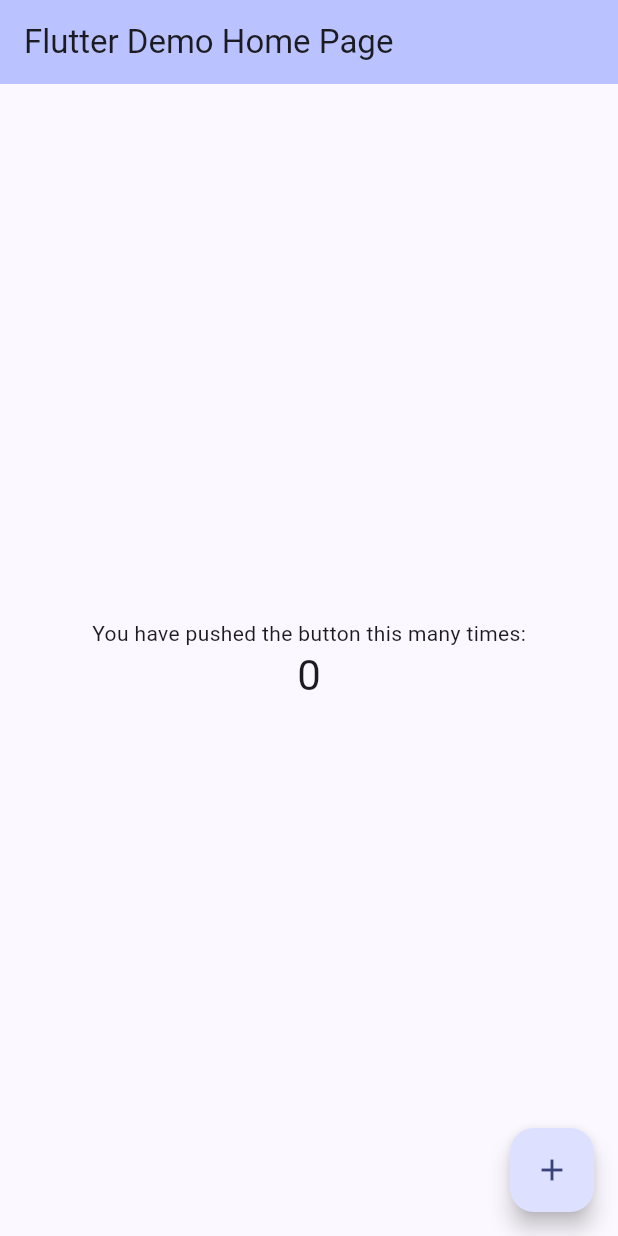
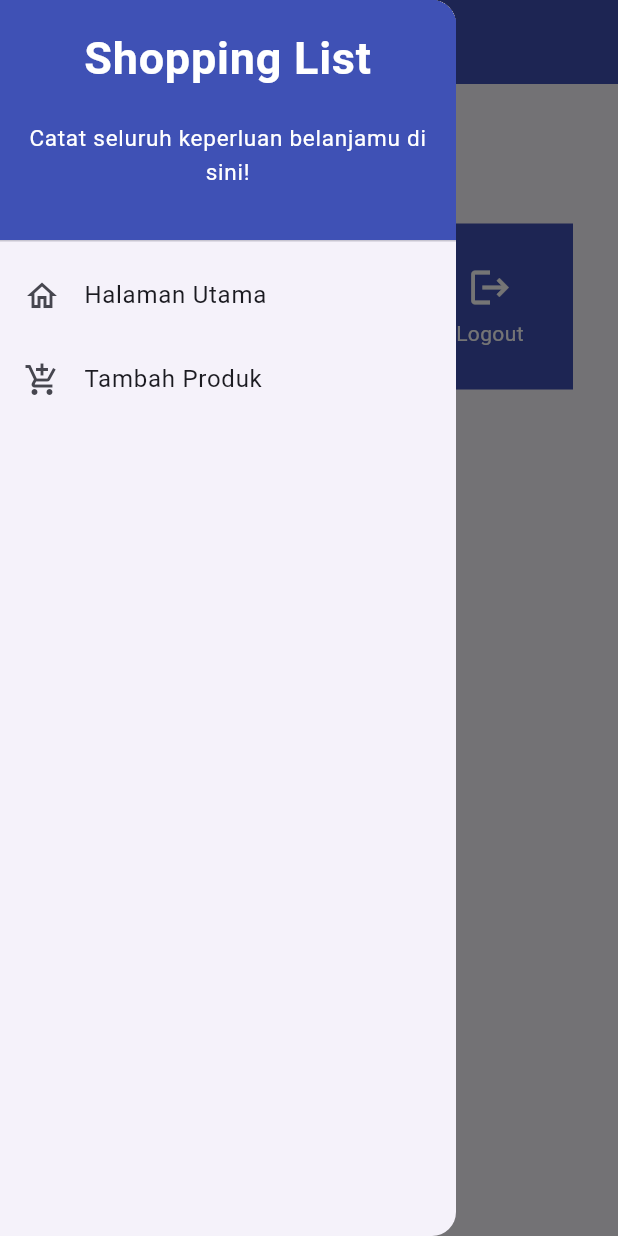
Before and after one commit to sekargandesdianti/shopping-list-mobile, a Flutter app: the screen it shows after launch, with the side drawer open (before the commit the screen has no drawer), on a phone screen of 412 x 824 dp. Run offline on Flutter 3.47's test engine with Material 2 defaults, Android fonts, the phone set to English and light mode, and no system bars.

Commit message:
Tutorial 7 Selesai

```diff
--- a/lib/main.dart
+++ b/lib/main.dart
@@ -1,5 +1,6 @@
 import 'package:flutter/material.dart';
-import 'package:shopping_list/menu.dart';
+import 'package:shopping_list/screens/menu.dart';
+import 'package:shopping_list/widgets/left_drawer.dart';
 
 void main() {
   runApp(const MyApp());
@@ -14,113 +15,10 @@ class MyApp extends StatelessWidget {
     return MaterialApp(
       title: 'Flutter Demo',
       theme: ThemeData(
-        // This is the theme of your application.
-        //
-        // TRY THIS: Try running your application with "flutter run". You'll see
-        // the application has a blue toolbar. Then, without quitting the app,
-        // try changing the seedColor in the colorScheme below to Colors.green
-        // and then invoke "hot reload" (save your changes or press the "hot
-        // reload" button in a Flutter-supported IDE, or press "r" if you used
-        // the command line to start the app).
-        //
-        // Notice that the counter didn't reset back to zero; the application
-        // state is not lost during the reload. To reset the state, use hot
-        // restart instead.
-        //
-        // This works for code too, not just values: Most code changes can be
-        // tested with just a hot reload.
         colorScheme: ColorScheme.fromSeed(seedColor: Colors.indigo),
         useMaterial3: true,
       ),
-      home: const MyHomePage(title: 'Flutter Demo Home Page'),
+      home: MyHomePage(),
     );
   }
 }
-
-class MyHomePage extends StatefulWidget {
-  const MyHomePage({super.key, required this.title});
-
-  // This widget is the home page of your application. It is stateful, meaning
-  // that it has a State object (defined below) that contains fields that affect
-  // how it looks.
-
-  // This class is the configuration for the state. It holds the values (in this
-  // case the title) provided by the parent (in this case the App widget) and
-  // used by the build method of the State. Fields in a Widget subclass are
-  // always marked "final".
-
-  final String title;
-
-  @override
-  State<MyHomePage> createState() => _MyHomePageState();
-}
-
-class _MyHomePageState extends State<MyHomePage> {
-  int _counter = 0;
-
-  void _incrementCounter() {
-    setState(() {
-      // This call to setState tells the Flutter framework that something has
-      // changed in this State, which causes it to rerun the build method below
-      // so that the display can reflect the updated values. If we changed
-      // _counter without calling setState(), then the build method would not be
-      // called again, and so nothing would appear to happen.
-      _counter++;
-    });
-  }
-
-  @override
-  Widget build(BuildContext context) {
-    // This method is rerun every time setState is called, for instance as done
-    // by the _incrementCounter method above.
-    //
-    // The Flutter framework has been optimized to make rerunning build methods
-    // fast, so that you can just rebuild anything that needs updating rather
-    // than having to individually change instances of widgets.
-    return Scaffold(
-      appBar: AppBar(
-        // TRY THIS: Try changing the color here to a specific color (to
-        // Colors.amber, perhaps?) and trigger a hot reload to see the AppBar
-        // change color while the other colors stay the same.
-        backgroundColor: Theme.of(context).colorScheme.inversePrimary,
-        // Here we take the value from the MyHomePage object that was created by
-        // the App.build method, and use it to set our appbar title.
-        title: Text(widget.title),
-      ),
-      body: Center(
-        // Center is a layout widget. It takes a single child and positions it
-        // in the middle of the parent.
-        child: Column(
-          // Column is also a layout widget. It takes a list of children and
-          // arranges them vertically. By default, it sizes itself to fit its
-          // children horizontally, and tries to be as tall as its parent.
-          //
-          // Column has various properties to control how it sizes itself and
-          // how it positions its children. Here we use mainAxisAlignment to
-          // center the children vertically; the main axis here is the vertical
-          // axis because Columns are vertical (the cross axis would be
-          // horizontal).
-          //
-          // TRY THIS: Invoke "debug painting" (choose the "Toggle Debug Paint"
-          // action in the IDE, or press "p" in the console), to see the
-          // wireframe for each widget.
-          mainAxisAlignment: MainAxisAlignment.center,
-          children: <Widget>[
-            const Text(
-              'You have pushed the button this many times:',
-            ),
-            Text(
-              '$_counter',
-              style: Theme.of(context).textTheme.headlineMedium,
-            ),
-          ],
-        ),
-      ),
-      floatingActionButton: FloatingActionButton(
-        onPressed: _incrementCounter,
-        tooltip: 'Increment',
-        child: const Icon(Icons.add),
-      ), // This trailing comma makes auto-formatting nicer for build methods.
-    );
-  }
-}
--- a/lib/menu.dart
+++ b/lib/screens/menu.dart
@@ -1,4 +1,6 @@
 import 'package:flutter/material.dart';
+import 'package:shopping_list/widgets/left_drawer.dart';
+import 'package:shopping_list/screens/shoplist_form.dart';
 
 class MyHomePage extends StatelessWidget {
   MyHomePage({Key? key}) : super(key: key);
@@ -8,7 +10,6 @@ class MyHomePage extends StatelessWidget {
     ShopItem("Tambah Produk", Icons.add_shopping_cart),
     ShopItem("Logout", Icons.logout),
   ];
-
 
   @override
   Widget build(BuildContext context) {
@@ -23,7 +24,10 @@ class MyHomePage extends StatelessWidget {
         title: const Text(
           'Shopping List',
         ),
+        backgroundColor: Colors.indigo,
+        foregroundColor: Colors.white,
       ),
+      drawer: const LeftDrawer(),
       body: SingleChildScrollView(
         // Widget wrapper yang dapat discroll
         child: Padding(
@@ -89,6 +93,10 @@ class ShopCard extends StatelessWidget {
             ..hideCurrentSnackBar()
             ..showSnackBar(SnackBar(
                 content: Text("Kamu telah menekan tombol ${item.name}!")));
+          if (item.name == "Tambah Produk") {
+            Navigator.push(context,
+                MaterialPageRoute(builder: (context) => const ShopFormPage()));
+          }
         },
         child: Container(
           // Container untuk menyimpan Icon dan Text
--- /dev/null
+++ b/lib/widgets/left_drawer.dart
@@ -0,0 +1,69 @@
+import 'package:flutter/material.dart';
+import 'package:shopping_list/screens/menu.dart';
+import 'package:shopping_list/screens/shoplist_form.dart';
+
+class LeftDrawer extends StatelessWidget {
+  const LeftDrawer({super.key});
+
+  @override
+  Widget build(BuildContext context) {
+    return Drawer(
+      child: ListView(
+        children: [
+          const DrawerHeader(
+            decoration: BoxDecoration(
+              color: Colors.indigo,
+            ),
+            child: Column(
+              children: [
+                Text(
+                  'Shopping List',
+                  textAlign: TextAlign.center,
+                  style: TextStyle(
+                    fontSize: 30,
+                    fontWeight: FontWeight.bold,
+                    color: Colors.white,
+                  ),
+                ),
+                Padding(padding: EdgeInsets.all(10)),
+                Text(
+                  "Catat seluruh keperluan belanjamu di sini!",
+                  textAlign: TextAlign.center,
+                  style: TextStyle(
+                    fontSize: 15,
+                    fontWeight: FontWeight.normal,
+                    color: Colors.white,
+                  ),
+                ),
+              ],
+            ),
+          ),
+          ListTile(
+            leading: const Icon(Icons.home_outlined),
+            title: const Text('Halaman Utama'),
+            // Bagian redirection ke MyHomePage
+            onTap: () {
+              Navigator.pushReplacement(
+                  context,
+                  MaterialPageRoute(
+                    builder: (context) => MyHomePage(),
+                  ));
+            },
+          ),
+          ListTile(
+            leading: const Icon(Icons.add_shopping_cart),
+            title: const Text('Tambah Produk'),
+            // Bagian redirection ke ShopFormPage
+            onTap: () {
+              Navigator.pushReplacement(
+                  context,
+                  MaterialPageRoute(
+                    builder: (context) => const ShopFormPage(),
+                  ));
+            },
+          ),
+        ],
+      ),
+    );
+  }
+}
--- /dev/null
+++ b/lib/widgets/shop_card.dart
@@ -0,0 +1,8 @@
+import 'package:shopping_list/screens/menu.dart';
+import 'package:flutter/material.dart';
+
+final List<ShopItem> items = [
+  ShopItem("Lihat Produk", Icons.checklist),
+  ShopItem("Tambah Produk", Icons.add_shopping_cart),
+  ShopItem("Logout", Icons.logout),
+];
```
Also changed, not shown: lib/screens/shoplist_form.dart (added, +161 -0 lines).
